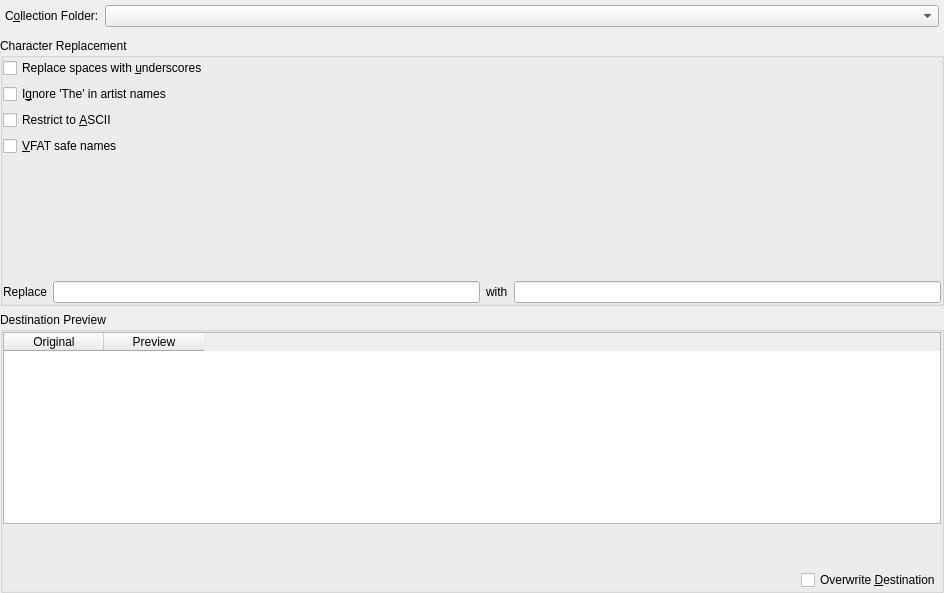
Qt form src/dialogs/OrganizeCollectionDialogBase.ui (netrunner-debian-kde-extras/amarok) before a commit.
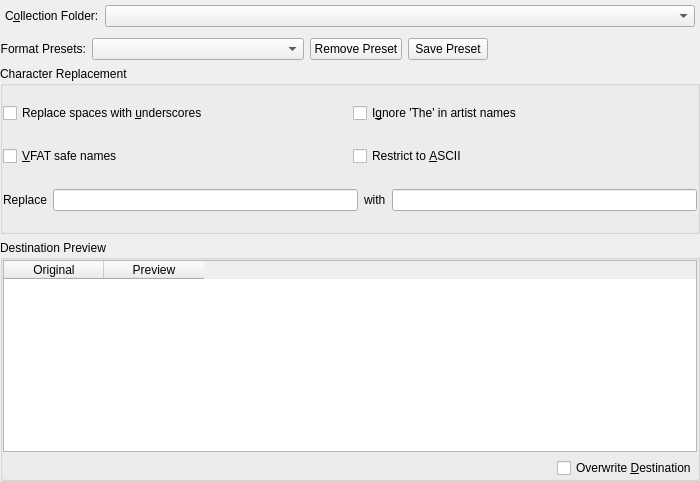
The same form after that commit. Custom widgets are drawn as their Qt base class.

Diff of the .ui file:
```diff
--- a/src/dialogs/OrganizeCollectionDialogBase.ui
+++ b/src/dialogs/OrganizeCollectionDialogBase.ui
@@ -7,8 +7,8 @@
    <rect>
     <x>0</x>
     <y>0</y>
-    <width>944</width>
-    <height>593</height>
+    <width>700</width>
+    <height>481</height>
    </rect>
   </property>
   <property name="sizePolicy">
@@ -57,20 +57,116 @@
         </sizepolicy>
        </property>
        <property name="toolTip">
+        <string>The collection folder to which the files will be transferred.</string>
+       </property>
+       <property name="whatsThis">
+        <string>The collection folder to which the files will be transferred.</string>
+       </property>
+      </widget>
+     </item>
+    </layout>
+   </item>
+   <item>
+    <layout class="QHBoxLayout" name="horizontalLayout" stretch="0,0,0,0,0">
+     <property name="topMargin">
+      <number>0</number>
+     </property>
+     <item>
+      <widget class="QLabel" name="label">
+       <property name="sizePolicy">
+        <sizepolicy hsizetype="Preferred" vsizetype="Minimum">
+         <horstretch>0</horstretch>
+         <verstretch>0</verstretch>
+        </sizepolicy>
+       </property>
+       <property name="text">
+        <string>Format Presets:</string>
+       </property>
+       <property name="alignment">
+        <set>Qt::AlignRight|Qt::AlignTrailing|Qt::AlignVCenter</set>
+       </property>
+      </widget>
+     </item>
+     <item>
+      <widget class="QComboBox" name="presetCombo">
+       <property name="sizePolicy">
+        <sizepolicy hsizetype="MinimumExpanding" vsizetype="Fixed">
+         <horstretch>0</horstretch>
+         <verstretch>0</verstretch>
+        </sizepolicy>
+       </property>
+       <property name="minimumSize">
+        <size>
+         <width>150</width>
+         <height>0</height>
+        </size>
+       </property>
+       <property name="toolTip">
         <string/>
        </property>
       </widget>
      </item>
+     <item>
+      <widget class="QPushButton" name="removePresetButton">
+       <property name="toolTip">
+        <string>Removes the currently selected format preset</string>
+       </property>
+       <property name="text">
+        <string>Remove Preset</string>
+       </property>
+      </widget>
+     </item>
+     <item>
+      <widget class="QPushButton" name="addPresetButton">
+       <property name="toolTip">
+        <string>Saves the current scheme/format above as a preset.</string>
+       </property>
+       <property name="text">
+        <string>Save Preset</string>
+       </property>
+      </widget>
+     </item>
+     <item>
+      <spacer name="horizontalSpacer">
+       <property name="orientation">
+        <enum>Qt::Horizontal</enum>
+       </property>
+       <property name="sizeType">
+        <enum>QSizePolicy::Expanding</enum>
+       </property>
+       <property name="sizeHint" stdset="0">
+        <size>
+         <width>40</width>
+         <height>1</height>
+        </size>
+       </property>
+      </spacer>
+     </item>
     </layout>
    </item>
    <item>
     <widget class="QGroupBox" name="groupBox_2">
+     <property name="sizePolicy">
+      <sizepolicy hsizetype="MinimumExpanding" vsizetype="Preferred">
+       <horstretch>0</horstretch>
+       <verstretch>0</verstretch>
+      </sizepolicy>
+     </property>
      <property name="title">
       <string>Character Replacement</string>
      </property>
-     <layout class="QVBoxLayout" name="verticalLayout_4">
-      <item>
+     <layout class="QGridLayout" name="gridLayout">
+      <property name="sizeConstraint">
+       <enum>QLayout::SetDefaultConstraint</enum>
+      </property>
+      <item row="0" column="0">
        <widget class="QCheckBox" name="spaceCheck">
+        <property name="sizePolicy">
+         <sizepolicy hsizetype="MinimumExpanding" vsizetype="Fixed">
+          <horstretch>0</horstretch>
+          <verstretch>0</verstretch>
+         </sizepolicy>
+        </property>
         <property name="toolTip">
          <string>If checked, convert spaces to underscores.</string>
         </property>
@@ -82,59 +178,7 @@
         </property>
        </widget>
       </item>
-      <item>
-       <widget class="QCheckBox" name="ignoreTheCheck">
-        <property name="toolTip">
-         <string>If checked, postfix artists' names starting with 'The' with ', The'.</string>
-        </property>
-        <property name="whatsThis">
-         <string>If checked all artists that have the word &quot;The&quot; at the beginning will be treated as if the &quot;The&quot; was not there. Example, &quot;The Beatles&quot; would become &quot;Beatles, The&quot;</string>
-        </property>
-        <property name="text">
-         <string>I&amp;gnore 'The' in artist names</string>
-        </property>
-       </widget>
-      </item>
-      <item>
-       <widget class="QCheckBox" name="asciiCheck">
-        <property name="toolTip">
-         <string>If checked all non-ASCII characters will be replaced with underscores. Do not check this option if you have non-English characters in your tags. Most people can leave this option unchecked.</string>
-        </property>
-        <property name="whatsThis">
-         <string>If checked all non-ASCII characters will be replaced with underscores. Do not check this option if you have non-English characters in your tags. Most people can leave this option unchecked.</string>
-        </property>
-        <property name="text">
-         <string>Restrict to &amp;ASCII</string>
-        </property>
-       </widget>
-      </item>
-      <item>
-       <widget class="QCheckBox" name="vfatCheck">
-        <property name="toolTip">
-         <string>If checked, replace characters that are incompatible with MS-DOS/VFAT file systems with underscores. Incompatible characters include |?*&lt;&quot;:&gt;+[] and unicode control characters. Most people can leave this option enabled as it ensures copying to media devices will function correctly.</string>
-        </property>
-        <property name="whatsThis">
-         <string>If checked, replace characters that are incompatible with MS-DOS/VFAT file systems with underscores. Incompatible characters include |?*&lt;&quot;:&gt;+[] and unicode control characters. Most people can leave this option enabled as it ensures copying to media devices will function correctly.</string>
-        </property>
-        <property name="text">
-         <string>&amp;VFAT safe names</string>
-        </property>
-       </widget>
-      </item>
-      <item>
-       <spacer name="verticalSpacer">
-        <property name="orientation">
-         <enum>Qt::Vertical</enum>
-        </property>
-        <property name="sizeHint" stdset="0">
-         <size>
-          <width>20</width>
-          <height>47</height>
-         </size>
-        </property>
-       </spacer>
-      </item>
-      <item>
+      <item row="4" column="0" colspan="2">
        <layout class="QHBoxLayout" name="_2">
         <item>
          <widget class="QLabel" name="textLabel1">
@@ -172,6 +216,81 @@
         </item>
        </layout>
       </item>
+      <item row="0" column="1">
+       <widget class="QCheckBox" name="ignoreTheCheck">
+        <property name="sizePolicy">
+         <sizepolicy hsizetype="MinimumExpanding" vsizetype="Fixed">
+          <horstretch>0</horstretch>
+          <verstretch>0</verstretch>
+         </sizepolicy>
+        </property>
+        <property name="toolTip">
+         <string>If checked, postfix artists' names starting with 'The' with ', The'.</string>
+        </property>
+        <property name="whatsThis">
+         <string>If checked all artists that have the word &quot;The&quot; at the beginning will be treated as if the &quot;The&quot; was not there. Example, &quot;The Beatles&quot; would become &quot;Beatles, The&quot;</string>
+        </property>
+        <property name="text">
+         <string>I&amp;gnore 'The' in artist names</string>
+        </property>
+       </widget>
+      </item>
+      <item row="1" column="1">
+       <widget class="QCheckBox" name="asciiCheck">
+        <property name="sizePolicy">
+         <sizepolicy hsizetype="MinimumExpanding" vsizetype="Fixed">
+          <horstretch>0</horstretch>
+          <verstretch>0</verstretch>
+         </sizepolicy>
+        </property>
+        <property name="toolTip">
+         <string>&lt;!DOCTYPE HTML PUBLIC &quot;-//W3C//DTD HTML 4.0//EN&quot; &quot;http://www.w3.org/TR/REC-html40/strict.dtd&quot;&gt;
+&lt;html&gt;&lt;head&gt;&lt;meta name=&quot;qrichtext&quot; content=&quot;1&quot; /&gt;&lt;style type=&quot;text/css&quot;&gt;
+p, li { white-space: pre-wrap; }
+&lt;/style&gt;&lt;/head&gt;&lt;body style=&quot; font-family:'Sans Serif'; font-size:9pt; font-weight:400; font-style:normal;&quot;&gt;
+&lt;p style=&quot; margin-top:0px; margin-bottom:0px; margin-left:0px; margin-right:0px; -qt-block-indent:0; text-indent:0px;&quot;&gt;If checked, all non-ASCII characters will be replaced with underscores.&lt;span style=&quot; font-weight:600;&quot;&gt; &lt;/span&gt;&lt;/p&gt;
+&lt;p style=&quot;-qt-paragraph-type:empty; margin-top:0px; margin-bottom:0px; margin-left:0px; margin-right:0px; -qt-block-indent:0; text-indent:0px; font-weight:600;&quot;&gt;&lt;/p&gt;
+&lt;p style=&quot; margin-top:0px; margin-bottom:0px; margin-left:0px; margin-right:0px; -qt-block-indent:0; text-indent:0px;&quot;&gt;&lt;span style=&quot; font-weight:600;&quot;&gt;Do not check this option if you have non-English characters in your tags. &lt;/span&gt;&lt;/p&gt;
+&lt;p style=&quot;-qt-paragraph-type:empty; margin-top:0px; margin-bottom:0px; margin-left:0px; margin-right:0px; -qt-block-indent:0; text-indent:0px;&quot;&gt;&lt;/p&gt;
+&lt;p style=&quot; margin-top:0px; margin-bottom:0px; margin-left:0px; margin-right:0px; -qt-block-indent:0; text-indent:0px;&quot;&gt;Most people can leave this option unchecked.&lt;/p&gt;&lt;/body&gt;&lt;/html&gt;</string>
+        </property>
+        <property name="whatsThis">
+         <string>&lt;!DOCTYPE HTML PUBLIC &quot;-//W3C//DTD HTML 4.0//EN&quot; &quot;http://www.w3.org/TR/REC-html40/strict.dtd&quot;&gt;
+&lt;html&gt;&lt;head&gt;&lt;meta name=&quot;qrichtext&quot; content=&quot;1&quot; /&gt;&lt;style type=&quot;text/css&quot;&gt;
+p, li { white-space: pre-wrap; }
+&lt;/style&gt;&lt;/head&gt;&lt;body style=&quot; font-family:'Sans Serif'; font-size:9pt; font-weight:400; font-style:normal;&quot;&gt;
+&lt;p style=&quot; margin-top:0px; margin-bottom:0px; margin-left:0px; margin-right:0px; -qt-block-indent:0; text-indent:0px;&quot;&gt;If checked, all non-ASCII characters will be replaced with underscores.&lt;span style=&quot; font-weight:600;&quot;&gt; Do not check this option if you have non-English characters in your tags. &lt;/span&gt;&lt;/p&gt;
+&lt;p style=&quot;-qt-paragraph-type:empty; margin-top:0px; margin-bottom:0px; margin-left:0px; margin-right:0px; -qt-block-indent:0; text-indent:0px;&quot;&gt;&lt;/p&gt;
+&lt;p style=&quot; margin-top:0px; margin-bottom:0px; margin-left:0px; margin-right:0px; -qt-block-indent:0; text-indent:0px;&quot;&gt;Most people can leave this option &lt;span style=&quot; font-style:italic;&quot;&gt;unchecked.&lt;/span&gt;&lt;/p&gt;&lt;/body&gt;&lt;/html&gt;</string>
+        </property>
+        <property name="text">
+         <string>Restrict to &amp;ASCII</string>
+        </property>
+       </widget>
+      </item>
+      <item row="1" column="0">
+       <widget class="QCheckBox" name="vfatCheck">
+        <property name="sizePolicy">
+         <sizepolicy hsizetype="MinimumExpanding" vsizetype="Fixed">
+          <horstretch>0</horstretch>
+          <verstretch>0</verstretch>
+         </sizepolicy>
+        </property>
+        <property name="toolTip">
+         <string>Replace characters that are incompatible with MS-DOS/VFAT file systems with underscores. 
+
+Most people can leave this option enabled.</string>
+        </property>
+        <property name="whatsThis">
+         <string>If checked, replace characters that are incompatible with MS-DOS/VFAT file systems with underscores. Incompatible characters include |?*&lt;&quot;:&gt;+[] and unicode control characters. 
+
+Most people can leave this option enabled as it ensures copying to media devices will function correctly.</string>
+        </property>
+        <property name="text">
+         <string>&amp;VFAT safe names</string>
+        </property>
+       </widget>
+      </item>
      </layout>
     </widget>
    </item>
@@ -204,35 +323,6 @@
         </column>
        </widget>
       </item>
-      <item>
-       <widget class="QLabel" name="previewText">
-        <property name="sizePolicy">
-         <sizepolicy hsizetype="Expanding" vsizetype="Preferred">
-          <horstretch>0</horstretch>
-          <verstretch>0</verstretch>
-         </sizepolicy>
-        </property>
-        <property name="toolTip">
-         <string>This is what the file names will look like after renaming.</string>
-        </property>
-        <property name="text">
-         <string/>
-        </property>
-        <property name="wordWrap">
-         <bool>false</bool>
-        </property>
-       </widget>
-      </item>
-      <item>
-       <widget class="QLabel" name="conflictLabel">
-        <property name="text">
-         <string/>
-        </property>
-        <property name="alignment">
-         <set>Qt::AlignRight|Qt::AlignTrailing|Qt::AlignVCenter</set>
-        </property>
-       </widget>
-      </item>
       <item>
        <layout class="QHBoxLayout">
         <item>
@@ -251,6 +341,22 @@
           </property>
          </spacer>
         </item>
+        <item>
+         <widget class="QLabel" name="conflictLabel">
+          <property name="sizePolicy">
+           <sizepolicy hsizetype="MinimumExpanding" vsizetype="Preferred">
+            <horstretch>0</horstretch>
+            <verstretch>0</verstretch>
+           </sizepolicy>
+          </property>
+          <property name="text">
+           <string/>
+          </property>
+          <property name="alignment">
+           <set>Qt::AlignRight|Qt::AlignTrailing|Qt::AlignVCenter</set>
+          </property>
+         </widget>
+        </item>
         <item>
          <widget class="QCheckBox" name="overwriteCheck">
           <property name="toolTip">
```
Left out of the diff: 12 changed lines with no effect on the pictures.
